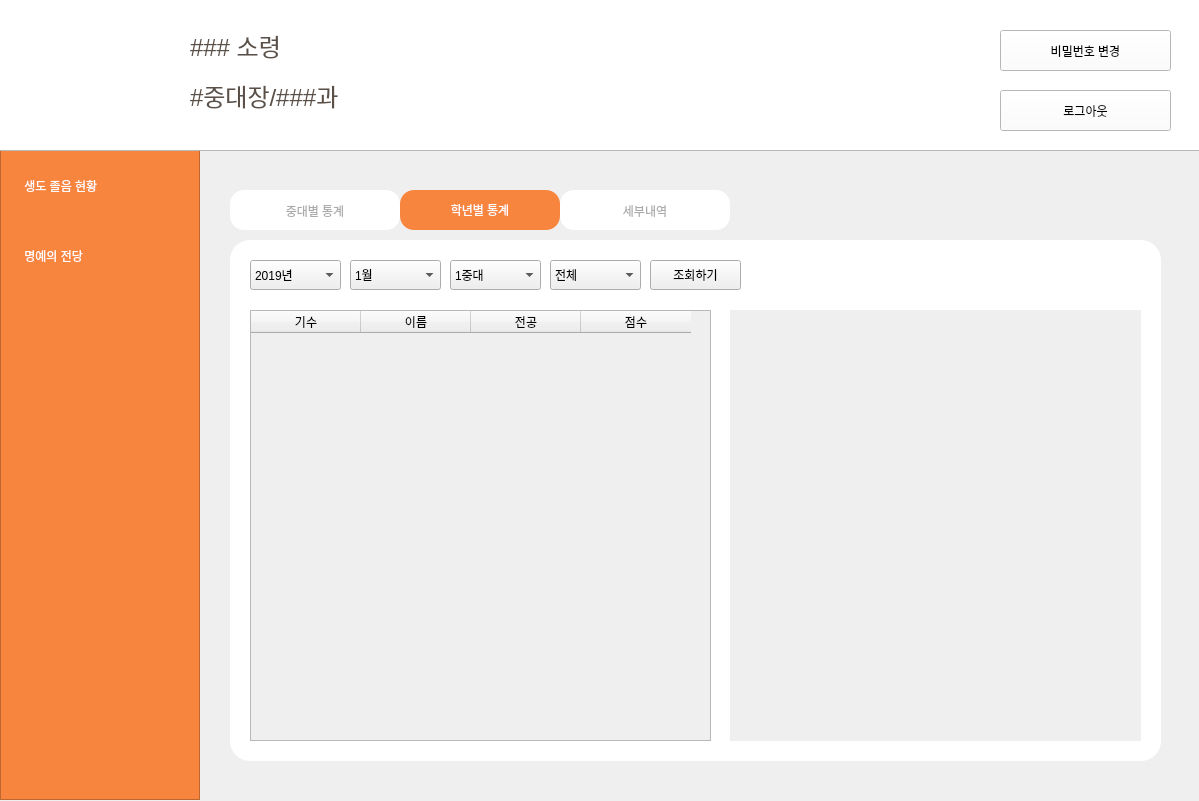
First picture: the form in main4.ui, repository jangmiso/ms-project, before the edit.
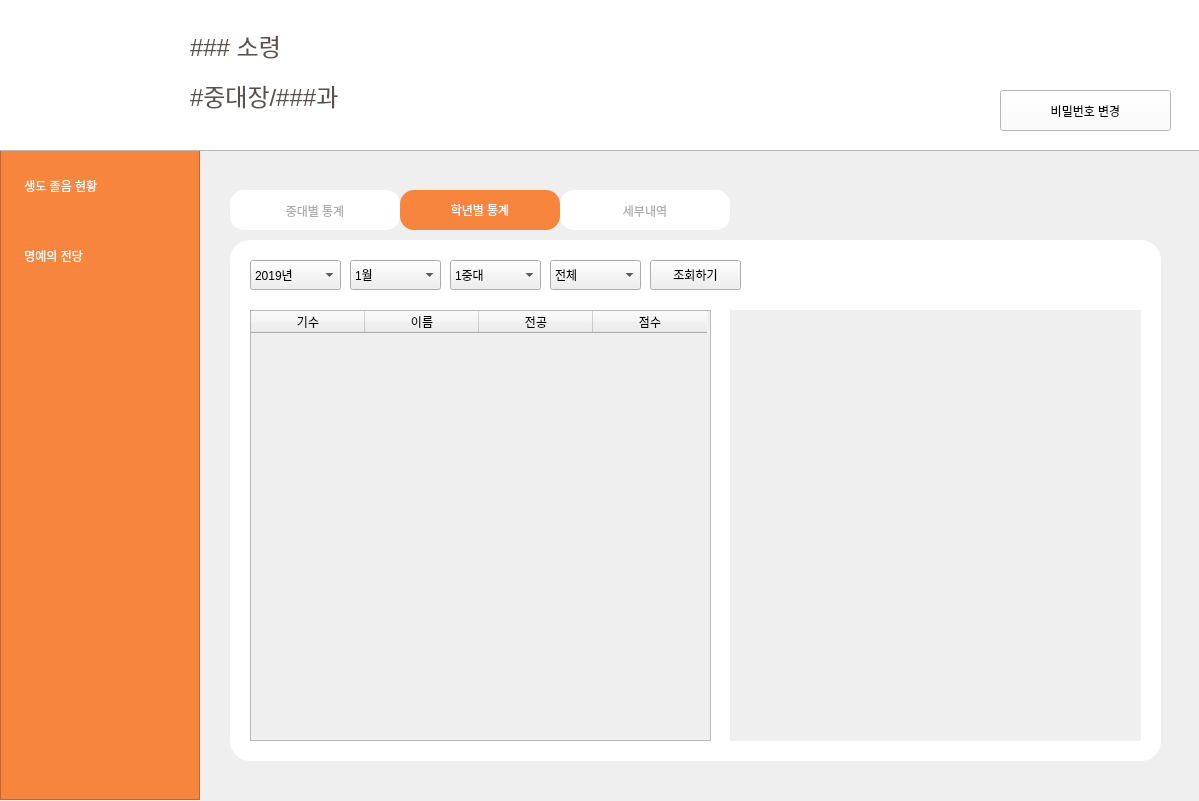
Second picture: the form after the edit. The open tabs and pages were chosen to show the change. Icons and pictures are not drawn. Custom widgets are drawn as their Qt base class.

What changed in the file:
```diff
--- a/main4.ui
+++ b/main4.ui
@@ -624,7 +624,7 @@
         <number>64</number>
        </attribute>
        <attribute name="horizontalHeaderDefaultSectionSize">
-        <number>110</number>
+        <number>114</number>
        </attribute>
        <attribute name="horizontalHeaderHighlightSections">
         <bool>true</bool>
@@ -2085,24 +2085,6 @@
     <property name="geometry">
      <rect>
       <x>1000</x>
-      <y>30</y>
-      <width>171</width>
-      <height>41</height>
-     </rect>
-    </property>
-    <property name="styleSheet">
-     <string notr="true">background-color:rgb(255, 255, 255);
-font: 29 16pt &quot;Noto Sans CJK HK DemiLight&quot;;
-</string>
-    </property>
-    <property name="text">
-     <string>비밀번호 변경</string>
-    </property>
-   </widget>
-   <widget class="QPushButton" name="bt_logout">
-    <property name="geometry">
-     <rect>
-      <x>1000</x>
       <y>90</y>
       <width>171</width>
       <height>41</height>
@@ -2114,7 +2096,7 @@
 </string>
     </property>
     <property name="text">
-     <string>로그아웃</string>
+     <string>비밀번호 변경</string>
     </property>
    </widget>
    <zorder>topbg</zorder>
```
Left out of the diff: 236 changed lines with no effect on the pictures.
